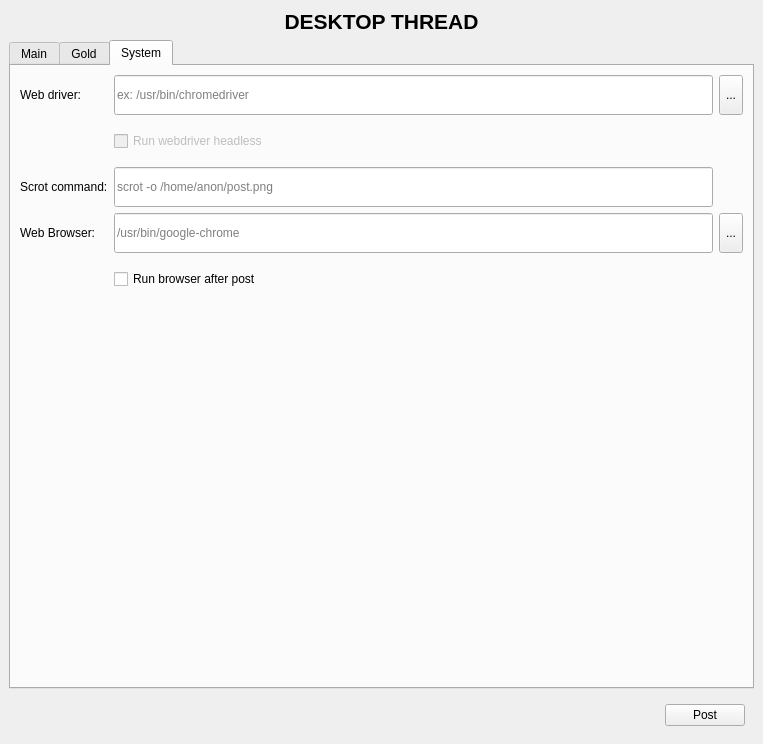
Above: QtDesktopThread.ui from TidOS/QtDesktopThread before the change. Below: the same form after it.
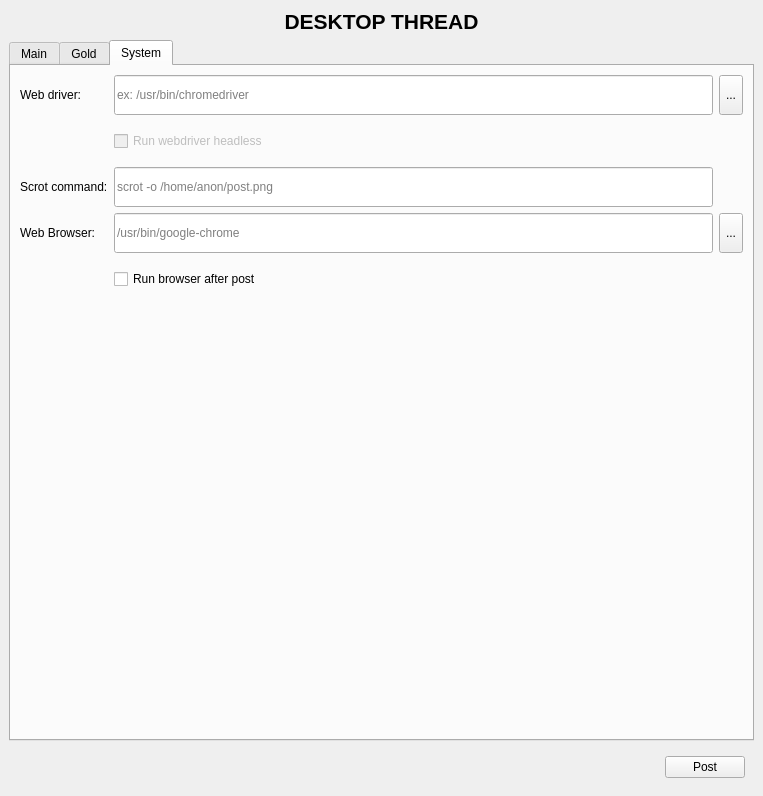
That is the form after the change. The open tabs and pages were chosen to show the change. Icons and pictures are not drawn.

Commit message: config file gets read and user can pick a file, add threads to combo box

The edit to the form file:
```diff
--- a/QtDesktopThread.ui
+++ b/QtDesktopThread.ui
@@ -8,7 +8,7 @@
     <x>0</x>
     <y>0</y>
     <width>763</width>
-    <height>744</height>
+    <height>796</height>
    </rect>
   </property>
   <property name="windowTitle">
```
Left out of the diff: 2 changed lines with no effect on the pictures. The commit also changes 1 other file.
